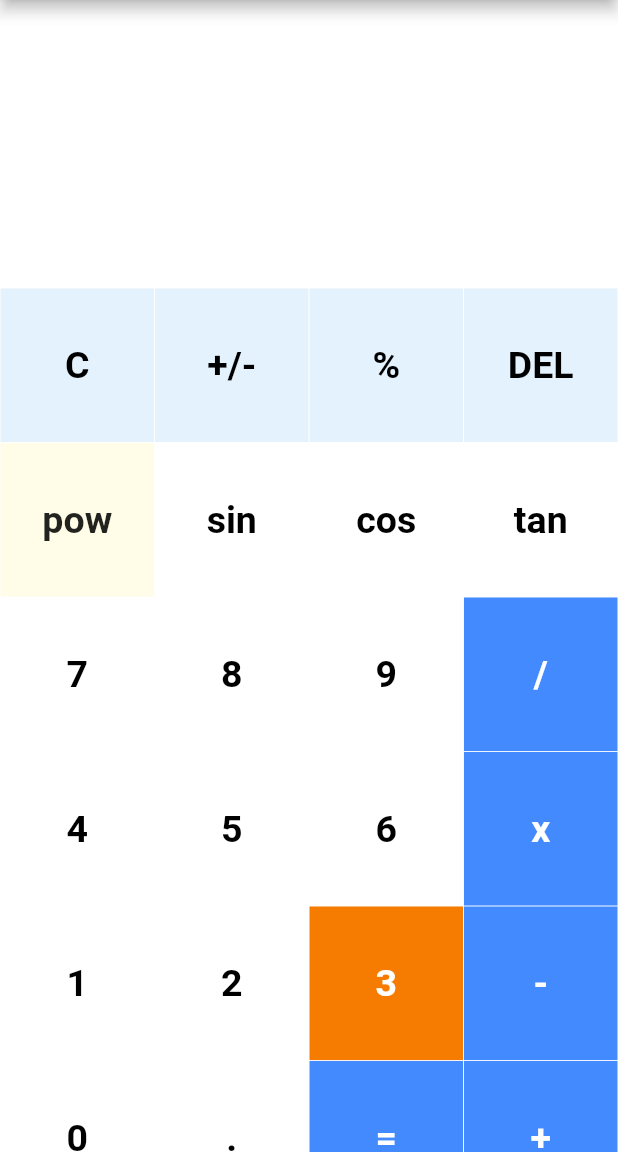
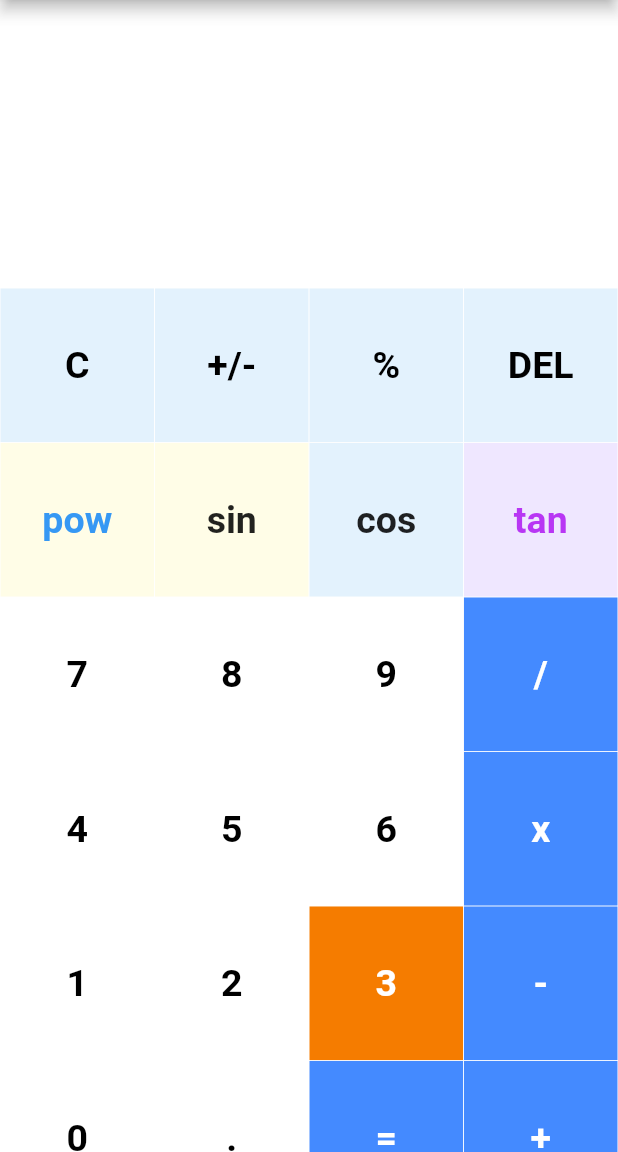
Before and after one commit to naolgithub/calculator_using_flutter, a Flutter app: the screen it shows after launch, on a phone screen of 412 x 824 dp, the part 84-1236 px from its top. Run offline on Flutter 3.47's test engine with Material 2 defaults, Android fonts, the phone set to English and light mode, and no system bars; our stand-ins replace math_expressions.

Commit message:
cos,pow,tan functions are added

```diff
--- a/lib/main.dart
+++ b/lib/main.dart
@@ -127,26 +127,29 @@ class _CalculatorPageState extends State<CalculatorPage> {
                       textColor: Colors.black,
                     );
                   }
-
-                  // Power Button function
+// Power Button function
                   else if (index == 4) {
                     return MyButton(
                       buttontapped: () {
                         setState(() {
-                          num findingNumber = num.parse(buttons[index]);
-
-                          if (findingNumber == 0 ||
-                              findingNumber == 1 ||
-                              findingNumber == 2 ||
-                              findingNumber == 3 ||
-                              findingNumber == 4 ||
-                              findingNumber == 5 ||
-                              findingNumber == 6 ||
-                              findingNumber == 7 ||
-                              findingNumber == 8 ||
-                              findingNumber == 9) {
-                            userInput += sin(findingNumber).toString();
-                          }
+                          double findingNumbers = double.parse(buttons[index]);
+                          NumberChecker checker = NumberChecker(findingNumbers);
+                          userInput += pow(checker.numberfinder, 2).toString();
+                        });
+                      },
+                      buttonText: buttons[index],
+                      color: Colors.yellow[50],
+                      textColor: const Color.fromARGB(255, 54, 152, 244),
+                    );
+                  }
+                  // Sine Button function
+                  else if (index == 5) {
+                    return MyButton(
+                      buttontapped: () {
+                        setState(() {
+                          double findingNumbers = double.parse(buttons[index]);
+                          NumberChecker checker = NumberChecker(findingNumbers);
+                          userInput += sin(checker.numberfinder).toString();
                         });
                       },
                       buttonText: buttons[index],
@@ -154,7 +157,36 @@ class _CalculatorPageState extends State<CalculatorPage> {
                       textColor: Colors.red[10],
                     );
                   }
-
+// Cosiine Button function
+                  else if (index == 6) {
+                    return MyButton(
+                      buttontapped: () {
+                        setState(() {
+                          double findingNumbers = double.parse(buttons[index]);
+                          NumberChecker checker = NumberChecker(findingNumbers);
+                          userInput += cos(checker.numberfinder).toString();
+                        });
+                      },
+                      buttonText: buttons[index],
+                      color: Colors.blue[50],
+                      textColor: Colors.green[10],
+                    );
+                  }
+// Tangent Button function
+                  else if (index == 7) {
+                    return MyButton(
+                      buttontapped: () {
+                        setState(() {
+                          double findingNumbers = double.parse(buttons[index]);
+                          NumberChecker checker = NumberChecker(findingNumbers);
+                          userInput += tan(checker.numberfinder).toString();
+                        });
+                      },
+                      buttonText: buttons[index],
+                      color: const Color.fromARGB(255, 239, 231, 255),
+                      textColor: const Color.fromARGB(255, 184, 54, 244),
+                    );
+                  }
                   // Equal to Button function
                   else if (index == 18) {
                     return MyButton(
@@ -205,3 +237,24 @@ class _CalculatorPageState extends State<CalculatorPage> {
     answer = eval.toString();
   }
 }
+
+class NumberChecker {
+  late final double number;
+  NumberChecker(this.number);
+  set numberFinder(double findingNumber) {
+    if (findingNumber == 0 ||
+        findingNumber == 1 ||
+        findingNumber == 2 ||
+        findingNumber == 3 ||
+        findingNumber == 4 ||
+        findingNumber == 5 ||
+        findingNumber == 6 ||
+        findingNumber == 7 ||
+        findingNumber == 8 ||
+        findingNumber == 9) {
+      number = findingNumber;
+    }
+  }
+
+  get numberfinder => number;
+}
```
